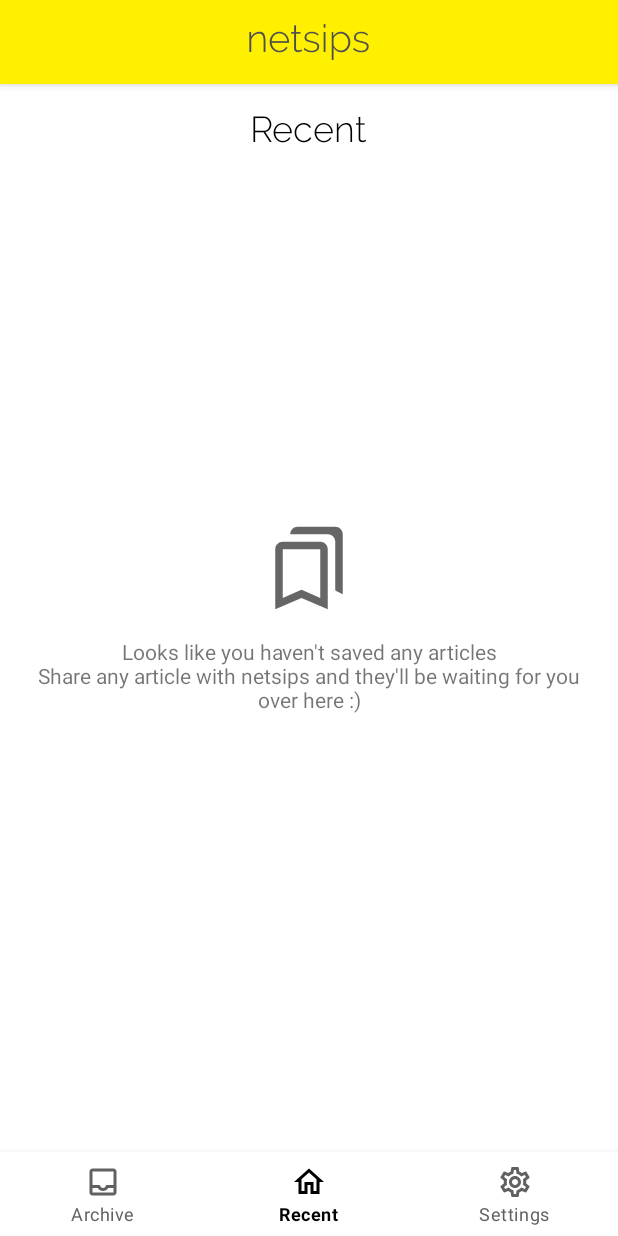
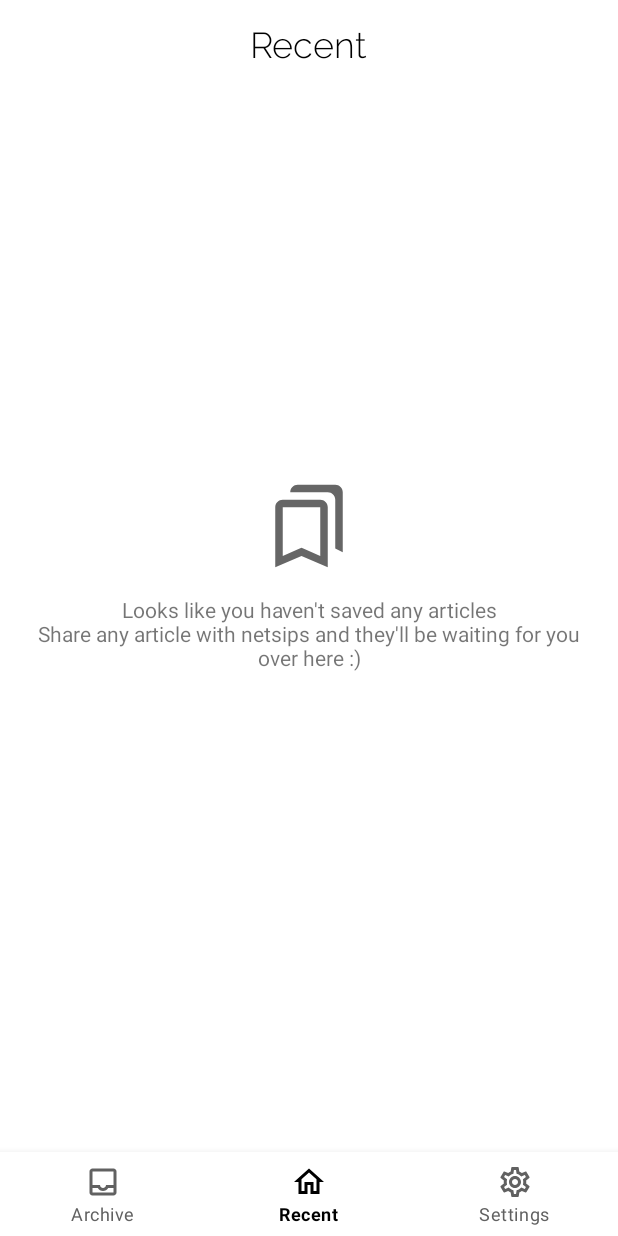
Before and after one commit to Sayan-11/Netsips-App, an Android app: the screen it shows after launch once a user with an empty profile is signed in (MainActivity), on a phone screen of 412 x 824 dp. Run offline under Robolectric (Android 15) with nearby library versions, the phone set to English and light mode, and no system bars; our stand-ins replace Firebase (no records; nobody signed in at launch, a user with empty details on screens opened directly), data binding, navigation-ui.

Commit message:
Final fixes

```diff
--- /dev/null
+++ b/app/src/main/res/drawable/logo.xml
@@ -0,0 +1,41 @@
+<vector xmlns:android="http://schemas.android.com/apk/res/android"
+    android:width="2380dp"
+    android:height="710dp"
+    android:viewportWidth="629.7083"
+    android:viewportHeight="187.85417">
+    <path
+        android:fillAlpha="1"
+        android:fillColor="#4c4e4d"
+        android:pathData="m86.105,145.928l-9.998,0l0,-57.756q0,-20.115 -5.799,-29.276 -5.599,-9.161 -17.996,-9.161 -6.598,0 -13.197,2.39 -6.398,2.39 -11.997,6.771 -5.599,4.381 -9.798,10.356 -4.199,5.776 -6.199,12.547l0,64.129l-9.998,0l0,-103.562l9.398,0l0,24.696q3.199,-5.975 7.798,-10.755 4.799,-4.979 10.597,-8.365 5.999,-3.585 12.597,-5.377 6.598,-1.992 13.597,-1.992 16.996,0 23.994,11.949 6.998,11.75 6.998,33.857z"
+        android:strokeColor="#00000000" />
+    <path
+        android:fillAlpha="1"
+        android:fillColor="#4c4e4d"
+        android:pathData="m160.522,147.92q-10.997,0 -20.395,-4.182 -9.398,-4.381 -16.396,-11.75 -6.798,-7.568 -10.797,-17.327 -3.799,-9.759 -3.799,-20.912 0,-10.954 3.799,-20.513 3.999,-9.759 10.797,-16.928 6.798,-7.369 15.996,-11.551 9.398,-4.182 20.195,-4.182 10.997,0 20.395,4.381 9.398,4.182 16.196,11.551 6.798,7.17 10.597,16.928 3.799,9.56 3.799,20.314 0,0.996 0,2.589 0,1.394 -0.2,1.792l-91.178,0q0.6,8.962 4.199,16.729 3.599,7.568 8.998,13.144 5.599,5.576 12.797,8.763 7.198,3.187 15.396,3.187 5.399,0 10.597,-1.394 5.199,-1.593 9.598,-4.182 4.599,-2.589 7.998,-6.174 3.599,-3.784 5.599,-8.165l8.798,2.39q-2.199,5.576 -6.598,10.356 -4.199,4.581 -9.998,7.966 -5.599,3.386 -12.397,5.178 -6.798,1.992 -13.997,1.992zM201.312,90.164q-0.6,-9.161 -4.199,-16.729 -3.399,-7.568 -8.998,-12.945 -5.399,-5.576 -12.597,-8.564 -7.198,-3.187 -15.396,-3.187 -8.198,0 -15.396,3.187 -7.198,2.987 -12.797,8.564 -5.399,5.377 -8.798,13.144 -3.199,7.568 -3.799,16.53z"
+        android:strokeColor="#00000000" />
+    <path
+        android:fillAlpha="1"
+        android:fillColor="#4c4e4d"
+        android:pathData="m278.71,140.949q-0.8,0.398 -2.799,1.593 -1.8,0.996 -4.799,1.992 -2.799,0.996 -6.398,1.792 -3.599,0.797 -7.798,0.797 -4.199,0 -7.998,-1.195 -3.599,-1.195 -6.398,-3.585 -2.799,-2.39 -4.399,-5.776 -1.6,-3.386 -1.6,-7.966l0,-78.07l-14.597,0l0,-8.165l14.597,0l0,-35.45l9.998,0l0,35.45l24.194,0l0,8.165l-24.194,0l0,75.68q0,5.776 3.999,8.763 3.999,2.788 8.998,2.788 6.199,0 10.597,-1.992 4.599,-2.191 5.599,-2.788z"
+        android:strokeColor="#00000000" />
+    <path
+        android:fillAlpha="1"
+        android:fillColor="#4c4e4d"
+        android:pathData="m329.36,147.92q-11.997,0 -22.995,-3.983 -10.997,-3.983 -19.195,-11.949l4.999,-6.771q8.398,7.568 17.396,11.153 8.998,3.585 19.795,3.585 13.597,0 21.795,-5.576 8.398,-5.776 8.398,-15.933 0,-4.78 -2.199,-7.966 -2,-3.386 -6.199,-5.576 -4.199,-2.39 -10.398,-4.182 -6.199,-1.792 -14.397,-3.784 -8.798,-1.992 -15.396,-3.983 -6.398,-1.992 -10.597,-4.78 -4.199,-2.788 -6.398,-6.771 -2,-3.983 -2,-10.157 0,-7.767 2.999,-13.543 2.999,-5.776 8.198,-9.56 5.399,-3.784 12.197,-5.576 6.998,-1.992 14.796,-1.992 12.197,0 21.595,4.182 9.398,3.983 14.597,10.356l-5.599,5.377q-5.199,-5.975 -13.597,-8.962 -8.198,-2.987 -17.596,-2.987 -5.799,0 -10.997,1.195 -4.999,1.195 -8.798,3.784 -3.799,2.589 -5.999,6.771 -2.199,3.983 -2.199,9.56 0,4.581 1.4,7.369 1.6,2.788 4.799,4.78 3.399,1.992 8.598,3.585 5.199,1.394 12.397,3.187 9.798,2.39 17.396,4.581 7.598,2.191 12.597,5.377 5.199,3.187 7.798,7.568 2.799,4.381 2.799,11.153 0,13.941 -10.997,22.306 -10.797,8.165 -28.993,8.165z"
+        android:strokeColor="#00000000" />
+    <path
+        android:fillAlpha="1"
+        android:fillColor="#4c4e4d"
+        android:pathData="m392.439,145.928l0,-103.562l9.998,0l0,103.562zM392.439,18.865l0,-18.323l9.998,0l0,18.323z"
+        android:strokeColor="#00000000" />
+    <path
+        android:fillAlpha="1"
+        android:fillColor="#4c4e4d"
+        android:pathData="m484.623,147.92q-13.397,0 -23.994,-6.971 -10.398,-7.17 -16.796,-17.327l0,64.726l-9.998,0l0,-145.983l9.198,0l0,20.712q6.398,-9.958 16.796,-16.132 10.597,-6.373 22.595,-6.373 10.797,0 19.995,4.581 9.198,4.581 15.796,12.149 6.598,7.369 10.198,17.128 3.799,9.759 3.799,19.916 0,10.755 -3.399,20.513 -3.399,9.759 -9.798,17.128 -6.199,7.369 -14.996,11.75 -8.798,4.182 -19.395,4.182zM482.224,138.958q8.998,0 16.396,-3.784 7.398,-3.784 12.597,-9.958 5.199,-6.373 7.998,-14.339 2.799,-8.165 2.799,-16.53 0,-8.962 -3.199,-16.928 -3.199,-8.165 -8.998,-14.339 -5.599,-6.174 -13.197,-9.759 -7.598,-3.784 -16.196,-3.784 -5.399,0 -11.597,2.39 -5.999,2.191 -11.397,6.174 -5.399,3.784 -9.198,8.763 -3.799,4.979 -4.399,10.555l0,34.056q2.599,5.776 6.598,10.755 3.999,4.979 8.998,8.763 4.999,3.784 10.797,5.975 5.799,1.992 11.997,1.992z"
+        android:strokeColor="#00000000" />
+    <path
+        android:fillAlpha="1"
+        android:fillColor="#4c4e4d"
+        android:pathData="m589.064,147.92q-11.997,0 -22.995,-3.983 -10.997,-3.983 -19.195,-11.949l4.999,-6.771q8.398,7.568 17.396,11.153 8.998,3.585 19.795,3.585 13.597,0 21.795,-5.576 8.398,-5.776 8.398,-15.933 0,-4.78 -2.199,-7.966 -2,-3.386 -6.199,-5.576 -4.199,-2.39 -10.398,-4.182 -6.199,-1.792 -14.397,-3.784 -8.798,-1.992 -15.396,-3.983 -6.398,-1.992 -10.597,-4.78 -4.199,-2.788 -6.398,-6.771 -2,-3.983 -2,-10.157 0,-7.767 2.999,-13.543 2.999,-5.776 8.198,-9.56 5.399,-3.784 12.197,-5.576 6.998,-1.992 14.796,-1.992 12.197,0 21.595,4.182 9.398,3.983 14.597,10.356l-5.599,5.377q-5.199,-5.975 -13.597,-8.962 -8.198,-2.987 -17.596,-2.987 -5.799,0 -10.997,1.195 -4.999,1.195 -8.798,3.784 -3.799,2.589 -5.999,6.771 -2.199,3.983 -2.199,9.56 0,4.581 1.4,7.369 1.6,2.788 4.799,4.78 3.399,1.992 8.598,3.585 5.199,1.394 12.397,3.187 9.798,2.39 17.396,4.581 7.598,2.191 12.597,5.377 5.199,3.187 7.798,7.568 2.799,4.381 2.799,11.153 0,13.941 -10.997,22.306 -10.797,8.165 -28.993,8.165z"
+        android:strokeColor="#00000000" />
+</vector>
--- a/app/src/main/res/drawable/splash_background.xml
+++ b/app/src/main/res/drawable/splash_background.xml
@@ -5,6 +5,8 @@
     <item android:drawable="@color/white" />
     <item
         android:drawable="@drawable/logo"
+        android:width="216dp"
+        android:height="64dp"
         android:gravity="center" />
 
 </layer-list>
--- a/app/src/main/res/layout/activity_main.xml
+++ b/app/src/main/res/layout/activity_main.xml
@@ -16,7 +16,7 @@
             app:layout_constraintBottom_toTopOf="@+id/nav_view"
             app:layout_constraintLeft_toLeftOf="parent"
             app:layout_constraintRight_toRightOf="parent"
-            app:layout_constraintTop_toBottomOf="@+id/imageView3"
+            app:layout_constraintTop_toTopOf="parent"
             app:navGraph="@navigation/nav_main" />
 
         <com.google.android.material.bottomnavigation.BottomNavigationView
@@ -32,18 +32,5 @@
             app:layout_constraintRight_toRightOf="parent"
             app:menu="@menu/bottom_navigation_menu" />
 
-        <ImageView
-            android:id="@+id/imageView3"
-            android:layout_width="0dp"
-            android:layout_height="?actionBarSize"
-            android:background="@color/colorPrimary"
-            android:contentDescription="@string/netsips_logo"
-            android:elevation="4dp"
-            android:paddingVertical="16dp"
-            app:layout_constraintEnd_toEndOf="parent"
-            app:layout_constraintStart_toStartOf="parent"
-            app:layout_constraintTop_toTopOf="parent"
-            app:srcCompat="@drawable/logo" />
-
     </androidx.constraintlayout.widget.ConstraintLayout>
 </layout>
```
Also changed, not shown: app/src/main/res/drawable/ic_launcher_foreground.xml (+7 -7 lines), app/src/main/res/layout/activity_login.xml (+9 -3 lines), app/src/main/ic_launcher-playstore.png, app/src/main/res/drawable/logo.png (deleted), app/src/main/res/mipmap-hdpi/ic_launcher.png, app/src/main/res/mipmap-hdpi/ic_launcher_round.png, app/src/main/res/mipmap-mdpi/ic_launcher.png, app/src/main/res/mipmap-mdpi/ic_launcher_round.png, app/src/main/res/mipmap-xhdpi/ic_launcher.png, app/src/main/res/mipmap-xhdpi/ic_launcher_round.png, app/src/main/res/mipmap-xxhdpi/ic_launcher.png, app/src/main/res/mipmap-xxhdpi/ic_launcher_round.png, app/src/main/res/mipmap-xxxhdpi/ic_launcher.png, app/src/main/res/mipmap-xxxhdpi/ic_launcher_round.png.
